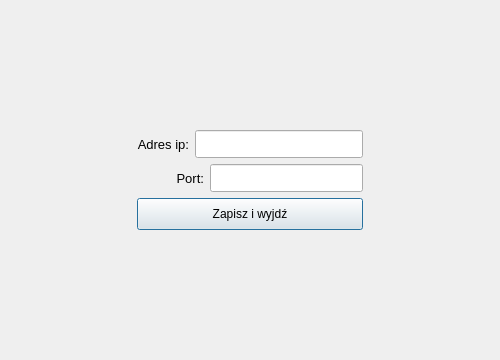
This is settingsmqtt.ui in mateusur/Home_automation as Qt 5 draws it before an edit. The edited form follows.
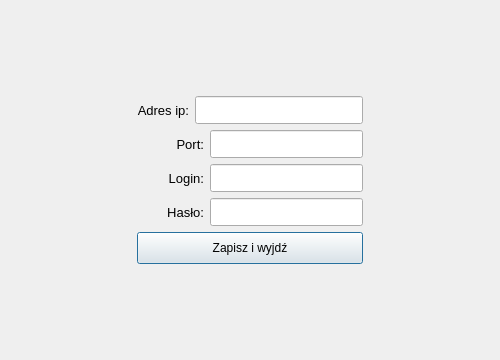
This is the edited form.

Commit message: Option for setting ssid and password for MQTT client added

Patch:
```diff
--- a/settingsmqtt.ui
+++ b/settingsmqtt.ui
@@ -43,7 +43,7 @@
    <item row="1" column="1">
     <layout class="QHBoxLayout" name="horizontalLayout">
      <item>
-      <widget class="QLabel" name="label_ssid">
+      <widget class="QLabel" name="label_IP">
        <property name="font">
         <font>
          <pointsize>10</pointsize>
@@ -58,7 +58,7 @@
       </widget>
      </item>
      <item>
-      <widget class="QLineEdit" name="lineEdit_ssid">
+      <widget class="QLineEdit" name="lineEdit_IP">
        <property name="minimumSize">
         <size>
          <width>153</width>
@@ -98,7 +98,7 @@
    <item row="2" column="1">
     <layout class="QHBoxLayout" name="horizontalLayout_2">
      <item>
-      <widget class="QLabel" name="label_password">
+      <widget class="QLabel" name="label_port">
        <property name="minimumSize">
         <size>
          <width>67</width>
@@ -119,7 +119,7 @@
       </widget>
      </item>
      <item>
-      <widget class="QLineEdit" name="lineEdit_password">
+      <widget class="QLineEdit" name="lineEdit_port">
        <property name="minimumSize">
         <size>
          <width>153</width>
@@ -143,7 +143,132 @@
      </property>
     </spacer>
    </item>
+   <item row="3" column="0">
+    <spacer name="horizontalSpacer_7">
+     <property name="orientation">
+      <enum>Qt::Horizontal</enum>
+     </property>
+     <property name="sizeHint" stdset="0">
+      <size>
+       <width>114</width>
+       <height>20</height>
+      </size>
+     </property>
+    </spacer>
+   </item>
    <item row="3" column="1">
+    <layout class="QHBoxLayout" name="horizontalLayout_5">
+     <item>
+      <widget class="QLabel" name="label_ssid">
+       <property name="minimumSize">
+        <size>
+         <width>67</width>
+         <height>0</height>
+        </size>
+       </property>
+       <property name="font">
+        <font>
+         <pointsize>10</pointsize>
+        </font>
+       </property>
+       <property name="text">
+        <string>Login:</string>
+       </property>
+       <property name="alignment">
+        <set>Qt::AlignRight|Qt::AlignTrailing|Qt::AlignVCenter</set>
+       </property>
+      </widget>
+     </item>
+     <item>
+      <widget class="QLineEdit" name="lineEdit_ssid">
+       <property name="minimumSize">
+        <size>
+         <width>153</width>
+         <height>28</height>
+        </size>
+       </property>
+       <property name="text">
+        <string/>
+       </property>
+      </widget>
+     </item>
+    </layout>
+   </item>
+   <item row="3" column="2">
+    <spacer name="horizontalSpacer_5">
+     <property name="orientation">
+      <enum>Qt::Horizontal</enum>
+     </property>
+     <property name="sizeHint" stdset="0">
+      <size>
+       <width>115</width>
+       <height>20</height>
+      </size>
+     </property>
+    </spacer>
+   </item>
+   <item row="4" column="0">
+    <spacer name="horizontalSpacer_8">
+     <property name="orientation">
+      <enum>Qt::Horizontal</enum>
+     </property>
+     <property name="sizeHint" stdset="0">
+      <size>
+       <width>114</width>
+       <height>20</height>
+      </size>
+     </property>
+    </spacer>
+   </item>
+   <item row="4" column="1">
+    <layout class="QHBoxLayout" name="horizontalLayout_6">
+     <item>
+      <widget class="QLabel" name="label_password">
+       <property name="minimumSize">
+        <size>
+         <width>67</width>
+         <height>0</height>
+        </size>
+       </property>
+       <property name="font">
+        <font>
+         <pointsize>10</pointsize>
+        </font>
+       </property>
+       <property name="text">
+        <string>Hasło:</string>
+       </property>
+       <property name="alignment">
+        <set>Qt::AlignRight|Qt::AlignTrailing|Qt::AlignVCenter</set>
+       </property>
+      </widget>
+     </item>
+     <item>
+      <widget class="QLineEdit" name="lineEdit_password">
+       <property name="minimumSize">
+        <size>
+         <width>153</width>
+         <height>28</height>
+        </size>
+       </property>
+      </widget>
+     </item>
+    </layout>
+   </item>
+   <item row="4" column="2">
+    <spacer name="horizontalSpacer_6">
+     <property name="orientation">
+      <enum>Qt::Horizontal</enum>
+     </property>
+     <property name="sizeHint" stdset="0">
+      <size>
+       <width>115</width>
+       <height>20</height>
+      </size>
+     </property>
+    </spacer>
+   </item>
+   <item row="5" column="1">
     <widget class="QPushButton" name="pushButton_save">
      <property name="minimumSize">
       <size>
@@ -156,7 +281,7 @@
      </property>
     </widget>
    </item>
-   <item row="4" column="1">
+   <item row="6" column="1">
     <spacer name="verticalSpacer">
      <property name="orientation">
       <enum>Qt::Vertical</enum>
```
The commit also changes 3 other files.
